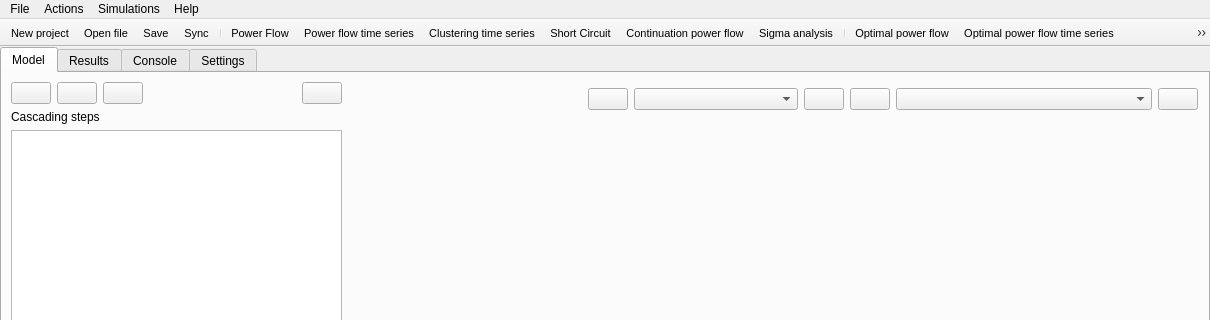
Qt form src/GridCal/Gui/Main/MainWindow.ui (SanPen/GridCal) before a commit; both pictures show x 0 to 1210 and y 0 to 320 of the 1210 by 764 pixel window.
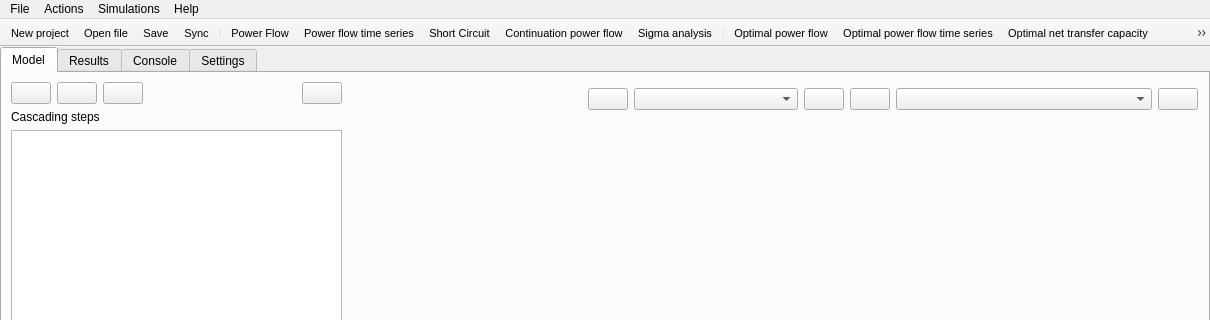
The same form after that commit. Icons and pictures are not drawn.

Commit message: Added inputs analysis

Diff of the .ui file:
```diff
--- a/src/GridCal/Gui/Main/MainWindow.ui
+++ b/src/GridCal/Gui/Main/MainWindow.ui
@@ -7523,7 +7523,6 @@
    <addaction name="separator"/>
    <addaction name="actionPower_flow"/>
    <addaction name="actionPower_Flow_Time_series"/>
-   <addaction name="actionClustering_time_series"/>
    <addaction name="actionShort_Circuit"/>
    <addaction name="actionVoltage_stability"/>
    <addaction name="actionSigma_analysis"/>
@@ -7551,6 +7550,7 @@
    <addaction name="actionDelete_selected"/>
    <addaction name="separator"/>
    <addaction name="actionStorage_location_suggestion"/>
+   <addaction name="actionInputs_analysis"/>
    <addaction name="actionLaunch_data_analysis_tool"/>
    <addaction name="separator"/>
    <addaction name="actionShow_color_controls"/>
@@ -8224,6 +8224,18 @@
     <string>Set schematic (x,y) from (lat,lon)</string>
    </property>
   </action>
+  <action name="actionInputs_analysis">
+   <property name="icon">
+    <iconset resource="icons.qrc">
+     <normaloff>:/Icons/icons/inputs_analysis.svg</normaloff>:/Icons/icons/inputs_analysis.svg</iconset>
+   </property>
+   <property name="text">
+    <string>Inputs analysis</string>
+   </property>
+   <property name="shortcut">
+    <string>Ctrl+I</string>
+   </property>
+  </action>
  </widget>
  <resources>
   <include location="icons.qrc"/>
```
Left out of the diff: 1 changed line with no effect on the pictures. The commit also changes 13 other files.
